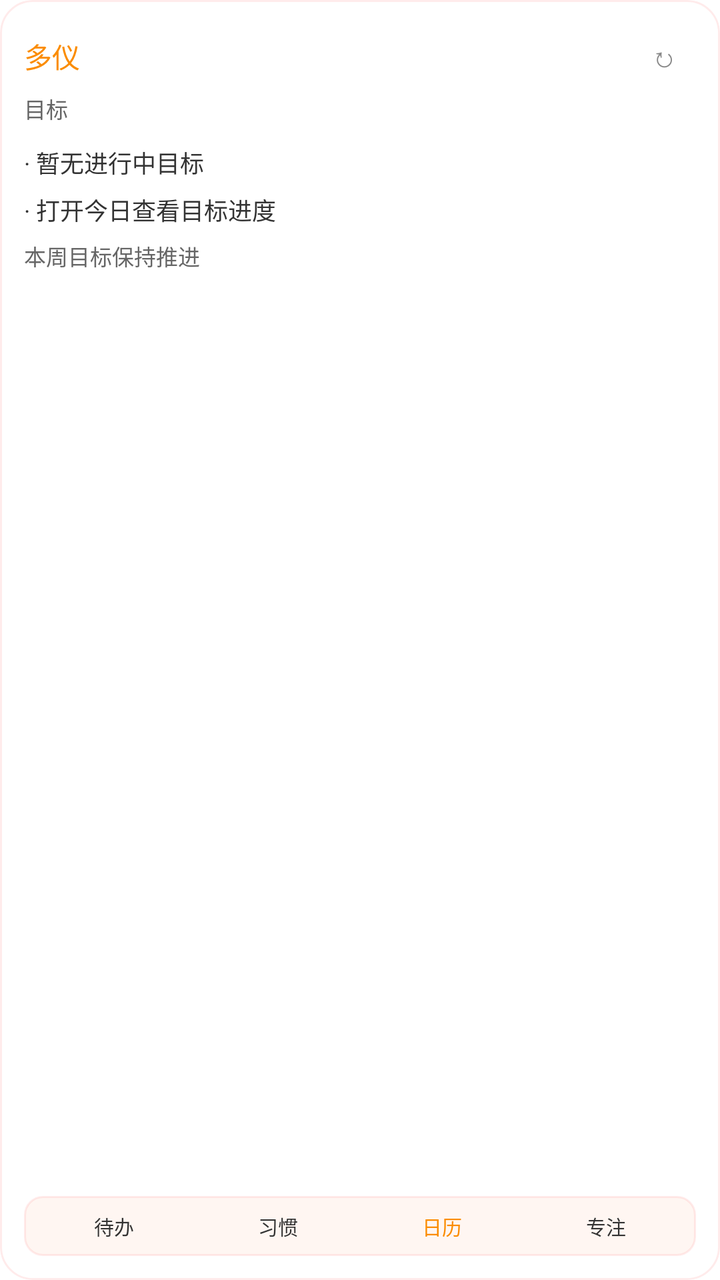
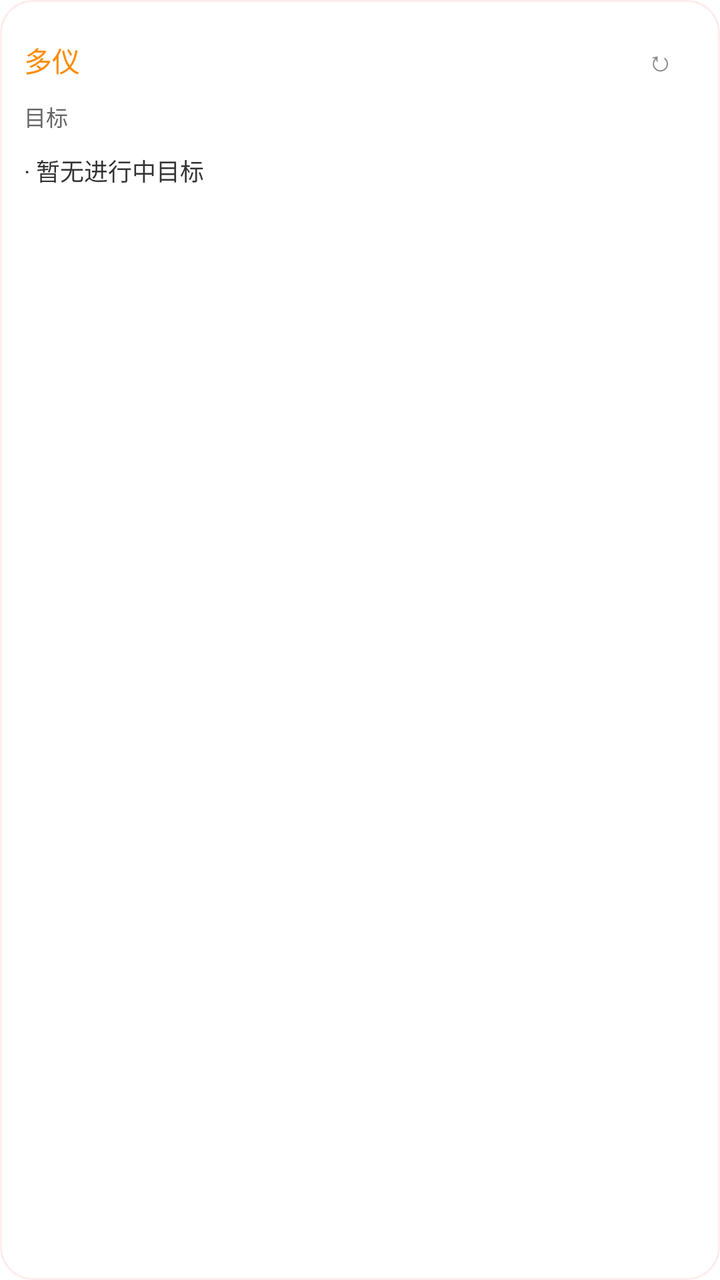

Two renders of the same Android screen: before a commit and after it. Below are the layout's source before the change and the commit's diff.
<!-- AndroidManifest.xml: fallback theme Theme.MaterialComponents.DayNight.NoActionBar -->
<!-- res/layout/duoyi_goal_widget.xml -->
<?xml version="1.0" encoding="utf-8"?>
<FrameLayout xmlns:android="http://schemas.android.com/apk/res/android"
    android:id="@+id/widget_goal_root"
    android:layout_width="match_parent"
    android:layout_height="match_parent"
    android:background="@drawable/widget_bg_round_16"
    android:clipToOutline="true"
    android:outlineProvider="background">

    <ImageView
        android:id="@+id/widget_theme_background"
        android:layout_width="match_parent"
        android:layout_height="match_parent"
        android:contentDescription="@null"
        android:scaleType="centerCrop"
        android:visibility="gone" />

    <TextView
        android:id="@+id/widget_theme_overlay"
        android:layout_width="match_parent"
        android:layout_height="match_parent"
        android:maxLines="1"
        android:ellipsize="end"
        android:visibility="gone" />

    <LinearLayout
        android:layout_width="match_parent"
        android:layout_height="match_parent"
        android:orientation="vertical"
        android:padding="12dp">

    <LinearLayout
        android:layout_width="match_parent"
        android:layout_height="wrap_content"
        android:gravity="center_vertical"
        android:orientation="horizontal">

        <TextView
            android:id="@+id/widget_goal_title"
            android:layout_width="0dp"
            android:layout_height="wrap_content"
            android:layout_weight="1"
            android:ellipsize="end"
            android:maxLines="1"
            android:text="多仪"
            android:textColor="#FB8C00"
            android:textSize="14sp" />

        <TextView
            android:id="@+id/widget_refresh"
            android:layout_width="32dp"
            android:layout_height="32dp"
            android:contentDescription="刷新小组件"
            android:ellipsize="end"
            android:gravity="center"
            android:maxLines="1"
            android:text="↻"
            android:textColor="#888888"
            android:textSize="14sp" />
    </LinearLayout>

    <TextView
        android:id="@+id/widget_goal_subtitle"
        android:layout_width="match_parent"
        android:layout_height="wrap_content"
        android:layout_marginTop="2dp"
        android:ellipsize="end"
        android:maxLines="1"
        android:text="目标"
        android:textColor="#666666"
        android:textSize="11sp" />

    <LinearLayout
        android:layout_width="match_parent"
        android:layout_height="0dp"
        android:layout_marginTop="10dp"
        android:layout_weight="1"
        android:orientation="vertical">

        <TextView
            android:id="@+id/widget_goal_1"
            android:layout_width="match_parent"
            android:layout_height="wrap_content"
            android:ellipsize="end"
            android:maxLines="1"
            android:text="· 暂无进行中目标"
            android:textColor="#333333"
            android:textSize="12sp" />

        <TextView
            android:id="@+id/widget_goal_2"
            android:layout_width="match_parent"
            android:layout_height="wrap_content"
            android:layout_marginTop="6dp"
            android:ellipsize="end"
            android:maxLines="1"
            android:text="· 打开今日查看目标进度"
            android:textColor="#333333"
            android:textSize="12sp" />

        <TextView
            android:id="@+id/widget_goal_3"
            android:layout_width="match_parent"
            android:layout_height="wrap_content"
            android:layout_marginTop="6dp"
            android:ellipsize="end"
            android:maxLines="1"
            android:text="本周目标保持推进"
            android:textColor="#666666"
            android:textSize="11sp" />
    </LinearLayout>

    <LinearLayout
        android:id="@+id/widget_goal_bottom_nav"
        android:layout_width="match_parent"
        android:layout_height="30dp"
        android:layout_marginTop="8dp"
        android:background="@drawable/widget_nav_bg"
        android:gravity="center"
        android:orientation="horizontal"
        android:paddingLeft="4dp"
        android:paddingRight="4dp"
        android:weightSum="4">

        <TextView
            android:id="@+id/widget_goal_nav_todo"
            android:layout_width="0dp"
            android:layout_height="match_parent"
            android:layout_weight="1"
            android:gravity="center"
            android:ellipsize="end"
            android:maxLines="1"
            android:text="待办"
            android:textColor="#333333"
            android:textSize="10sp" />

        <TextView
            android:id="@+id/widget_goal_nav_habit"
            android:layout_width="0dp"
            android:layout_height="match_parent"
            android:layout_weight="1"
            android:gravity="center"
            android:ellipsize="end"
            android:maxLines="1"
            android:text="习惯"
            android:textColor="#333333"
            android:textSize="10sp" />

        <TextView
            android:id="@+id/widget_goal_nav_calendar"
            android:layout_width="0dp"
            android:layout_height="match_parent"
            android:layout_weight="1"
            android:gravity="center"
            android:ellipsize="end"
            android:maxLines="1"
            android:text="日历"
            android:textColor="#FB8C00"
            android:textSize="10sp" />

        <TextView
            android:id="@+id/widget_goal_nav_focus"
            android:layout_width="0dp"
            android:layout_height="match_parent"
            android:layout_weight="1"
            android:gravity="center"
            android:ellipsize="end"
            android:maxLines="1"
            android:text="专注"
            android:textColor="#333333"
            android:textSize="10sp" />
    </LinearLayout>
    </LinearLayout>
</FrameLayout>
<!-- resources referenced by this layout -->
<resources>
  <!-- drawable widget_bg_round_16 (drawable) -->
  <?xml version="1.0" encoding="utf-8"?>
  <shape xmlns:android="http://schemas.android.com/apk/res/android"
      android:shape="rectangle">
      <corners android:radius="16dp" />
      <solid android:color="#FFFFFFFF" />
      <stroke android:width="1dp" android:color="#22FF6B6B" />
  </shape>
  <!-- drawable widget_nav_bg (drawable) -->
  <?xml version="1.0" encoding="utf-8"?>
  <shape xmlns:android="http://schemas.android.com/apk/res/android"
      android:shape="rectangle">
      <corners android:radius="9dp" />
      <solid android:color="#FFFFF6F2" />
      <stroke android:width="1dp" android:color="#22FF6B6B" />
  </shape>
</resources>

<!-- the commit's change to res/layout/duoyi_goal_widget.xml (unified diff, before → after) -->
@@ -48,8 +48,10 @@
 
         <TextView
             android:id="@+id/widget_refresh"
-            android:layout_width="32dp"
-            android:layout_height="32dp"
+            android:layout_width="36dp"
+            android:layout_height="36dp"
+            android:minWidth="36dp"
+            android:minHeight="36dp"
             android:contentDescription="刷新小组件"
             android:ellipsize="end"
             android:gravity="center"
@@ -96,7 +98,8 @@
             android:maxLines="1"
             android:text="· 打开今日查看目标进度"
             android:textColor="#333333"
-            android:textSize="12sp" />
+            android:textSize="12sp"
+            android:visibility="gone" />
 
         <TextView
             android:id="@+id/widget_goal_3"
@@ -107,7 +110,8 @@
             android:maxLines="1"
             android:text="本周目标保持推进"
             android:textColor="#666666"
-            android:textSize="11sp" />
+            android:textSize="11sp"
+            android:visibility="gone" />
     </LinearLayout>
 
     <LinearLayout
@@ -120,7 +124,8 @@
         android:orientation="horizontal"
         android:paddingLeft="4dp"
         android:paddingRight="4dp"
-        android:weightSum="4">
+        android:weightSum="4"
+        android:visibility="gone">
 
         <TextView
             android:id="@+id/widget_goal_nav_todo"
